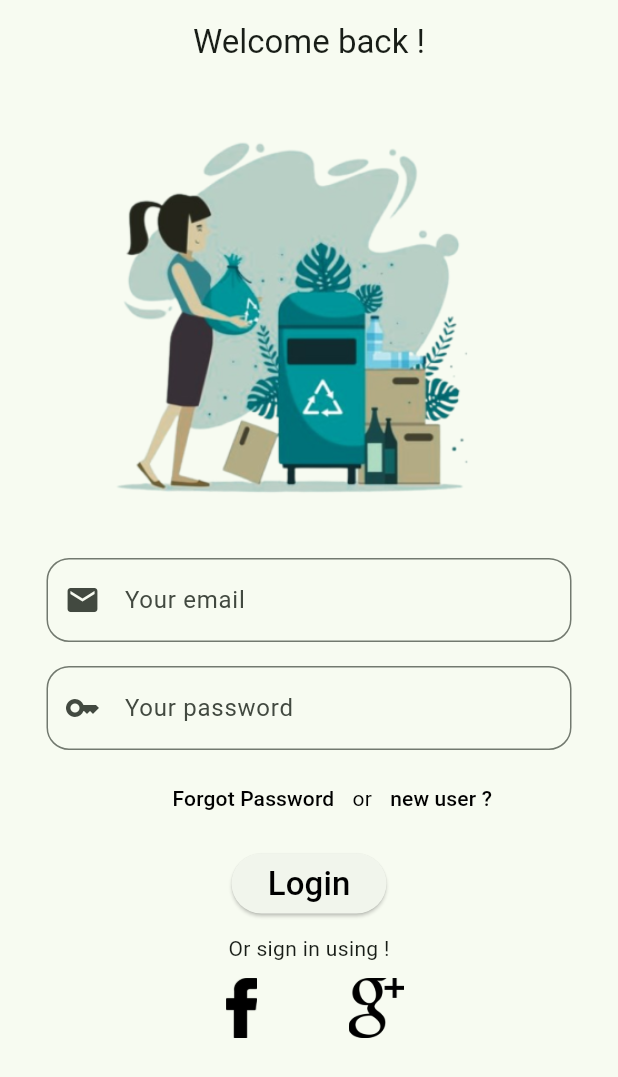
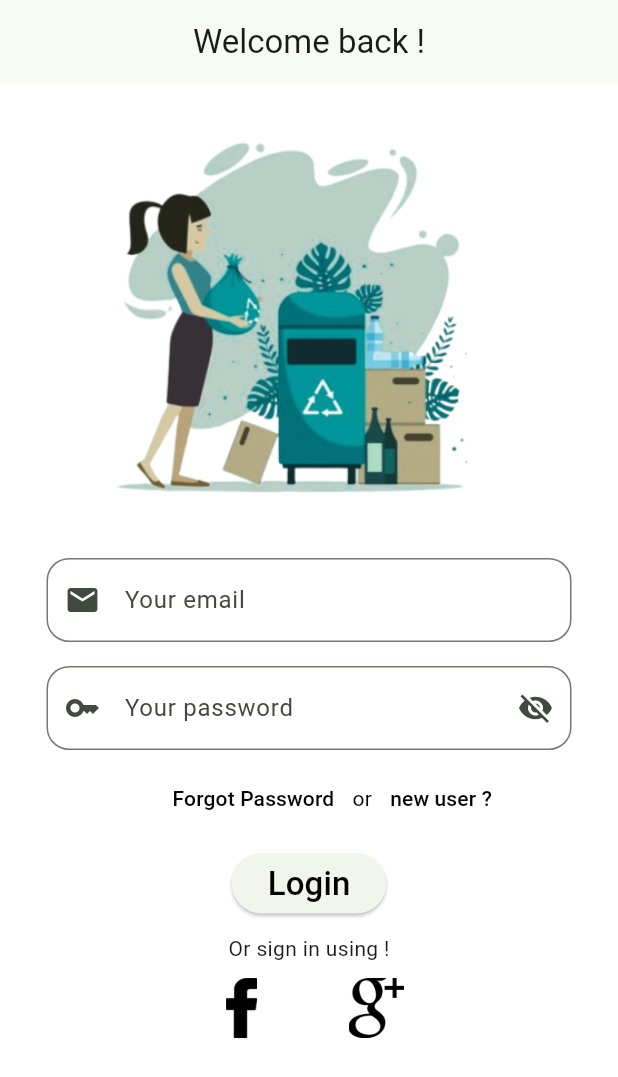
Before and after one commit to Btbach25/fe_garbage_classification_app, a Flutter app: the screen it shows after launch, on a phone screen of 412 x 824 dp. Shown: the top 1077 px of the screen. Run offline on Flutter 3.47's test engine with Material 3 defaults, Android fonts, the phone set to English and light mode, and no system bars; our stand-ins replace form_field_validator.

Commit message:
Update login.dart

```diff
--- a/lib/screen/login.dart
+++ b/lib/screen/login.dart
@@ -12,16 +12,19 @@ class Login_ extends StatefulWidget {
 
 class _Login_State extends State<Login_> {
   final _formkey = GlobalKey<FormState>();
-
+  bool _isPasswordHidden = true ;
   @override
   Widget build(BuildContext context) {
     return Scaffold(
+        backgroundColor: Colors.white,
          appBar: AppBar(
            title: Text('Welcome back !'),
            centerTitle: true,
          ),
         body: SingleChildScrollView(
+
           child: Column(
+
             children: <Widget>[
               //
               // Logo - Image on top login screen
@@ -67,6 +70,7 @@ class _Login_State extends State<Login_> {
                                 borderRadius: BorderRadius.all(Radius.circular(15.0)),
                               ),
                             ),
+
                           ),
                         ),
                         //
@@ -84,12 +88,21 @@ class _Login_State extends State<Login_> {
                                     errorText:
                                         'Password must be atlist one special character')
                               ]),
+                              obscureText: _isPasswordHidden,
                               decoration: InputDecoration(
                                 hintText: 'Enter Password',
                                 labelText: 'Your password',
                                 prefixIcon: Icon(
                                   Icons.key,
                                   //color: Colors.green,
+                                ),
+                                suffixIcon: IconButton(
+                                  icon: Icon(_isPasswordHidden ? Icons.visibility_off: Icons.visibility ),
+                                  onPressed:(){
+                                    setState(() {
+                                      _isPasswordHidden = !_isPasswordHidden;
+                                    });
+                                  },
                                 ),
                                 errorStyle: TextStyle(fontSize: 12.0),
                                 border: OutlineInputBorder(
```
